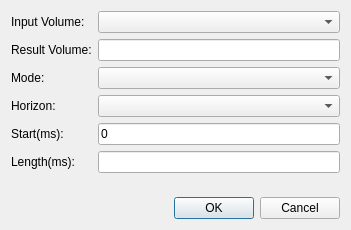
fsoos74/su, file ProzessUI/flattenvolumedialog.ui: the form before one commit.
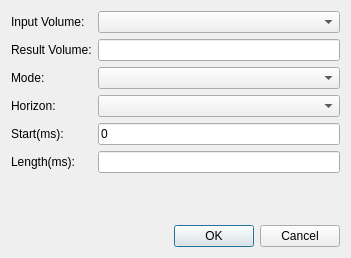
The form after the commit. Icons and pictures are not drawn.

```diff
--- a/ProzessUI/flattenvolumedialog.ui
+++ b/ProzessUI/flattenvolumedialog.ui
@@ -7,7 +7,7 @@
     <x>0</x>
     <y>0</y>
     <width>351</width>
-    <height>230</height>
+    <height>258</height>
    </rect>
   </property>
   <property name="windowTitle">
```
Left out of the diff: 8 changed lines with no effect on the pictures.
